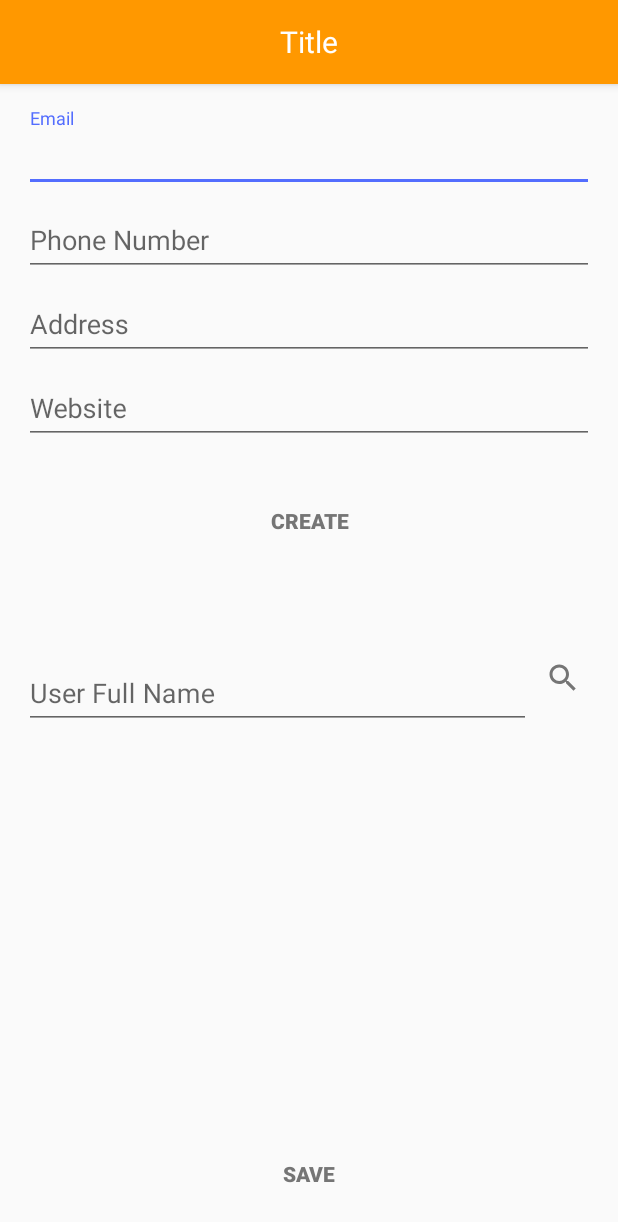
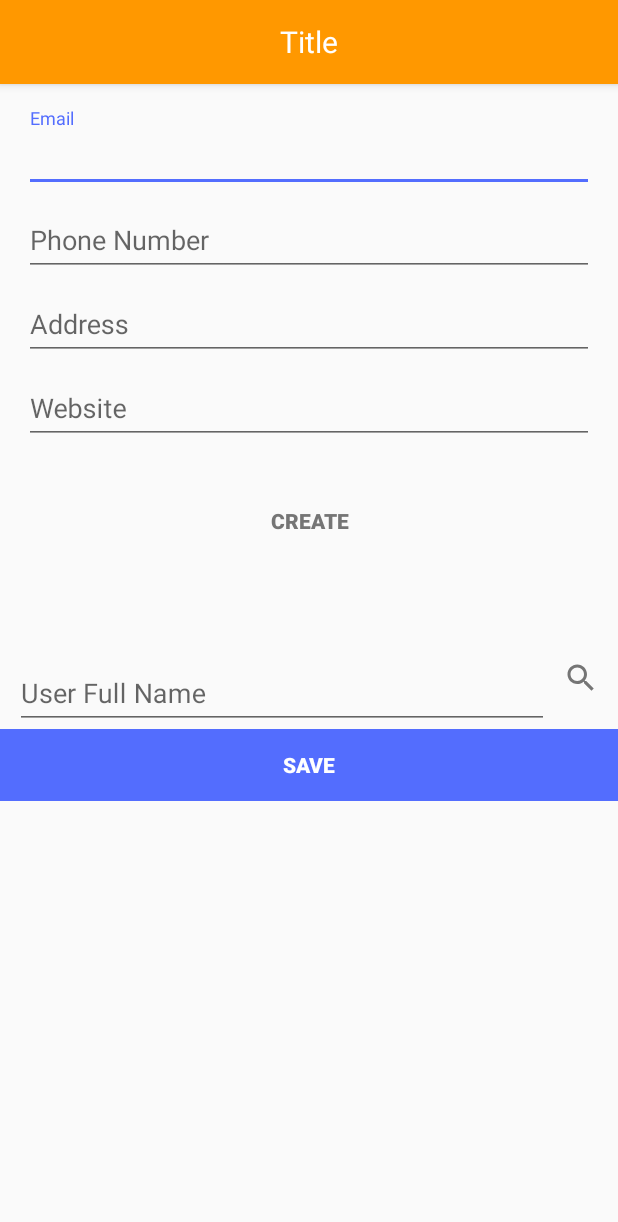
Before and after one commit to konstantinosraptis91/business-card-wallet, an Android app: the SearchBusinessCardFragment screen opened directly, with no data from a screen before it, on a phone screen of 412 x 824 dp. Shown: the top 1222 px of the screen. Run offline under Robolectric (Android 15) with nearby library versions, the phone set to English and light mode, and no system bars; libraries missing offline, so code that uses them is left out: io.realm; 4 statements that could not run were skipped.

```diff
--- a/app/src/main/java/gr/bcw/business_card_wallet/fragment/SearchBusinessCardFragment.java
+++ b/app/src/main/java/gr/bcw/business_card_wallet/fragment/SearchBusinessCardFragment.java
@@ -132,7 +132,6 @@ public class SearchBusinessCardFragment extends Fragment {
             focusView.requestFocus();
         } else {
             showProgress(true);
-
             searchTask = new SearchTask(firstName, lastName);
             searchTask.execute(new BusinessCardWebServiceImpl());
         }
@@ -211,6 +210,8 @@ public class SearchBusinessCardFragment extends Fragment {
 
             if (cards != null) {
 
+                cardAdapter.clear();
+
                 for (BusinessCard c : cards) {
                     cardAdapter.add(c);
                 }
--- a/app/src/main/res/layout/activity_business_card.xml
+++ b/app/src/main/res/layout/activity_business_card.xml
@@ -2,7 +2,8 @@
 <LinearLayout xmlns:android="http://schemas.android.com/apk/res/android"
     android:layout_width="match_parent"
     android:layout_height="match_parent"
-    android:orientation="vertical">
+    android:orientation="vertical"
+    >
 
     <fragment
         android:id="@+id/create_business_card_fragment_1"
--- a/app/src/main/res/layout/fragment_business_cards.xml
+++ b/app/src/main/res/layout/fragment_business_cards.xml
@@ -3,7 +3,8 @@
     android:id="@+id/fragment_business_cards"
     android:layout_width="match_parent"
     android:layout_height="match_parent"
-    android:orientation="vertical">
+    android:orientation="vertical"
+    >
 
     <!-- Sign Up progress -->
     <ProgressBar
@@ -74,7 +75,8 @@
             android:layout_height="wrap_content"
             android:layout_below="@+id/progress"
             android:divider="@null"
-            android:dividerHeight="0dp" />
+            android:dividerHeight="0dp"
+            />
 
     </android.support.v4.widget.SwipeRefreshLayout>
 
--- a/app/src/main/res/layout/fragment_search_business_card.xml
+++ b/app/src/main/res/layout/fragment_search_business_card.xml
@@ -1,12 +1,11 @@
 <?xml version="1.0" encoding="utf-8"?>
-<RelativeLayout xmlns:android="http://schemas.android.com/apk/res/android"
+<LinearLayout xmlns:android="http://schemas.android.com/apk/res/android"
     android:layout_width="match_parent"
     android:layout_height="match_parent"
     android:gravity="center_horizontal"
-    android:paddingBottom="@dimen/activity_vertical_margin"
-    android:paddingLeft="@dimen/activity_horizontal_margin"
-    android:paddingRight="@dimen/activity_horizontal_margin"
-    android:paddingTop="@dimen/activity_vertical_margin">
+    android:orientation="vertical"
+    android:paddingTop="@dimen/activity_vertical_margin"
+    android:weightSum="8">
 
     <ProgressBar
         android:id="@+id/progress"
@@ -14,25 +13,30 @@
         android:layout_width="wrap_content"
         android:layout_height="wrap_content"
         android:layout_marginBottom="8dp"
+        android:layout_weight="1"
         android:visibility="gone" />
 
     <LinearLayout
         android:id="@+id/search_business_card_wrapper"
         android:layout_width="match_parent"
         android:layout_height="wrap_content"
-        android:layout_alignBottom="@+id/progress"
-        android:orientation="vertical">
+        android:layout_weight="8"
+        android:orientation="vertical"
+        android:weightSum="6"
+        >
 
         <LinearLayout
             android:layout_width="match_parent"
             android:layout_height="wrap_content"
+            android:layout_marginEnd="10dp"
+            android:layout_marginStart="10dp"
             android:orientation="horizontal"
             android:weightSum="8">
 
             <android.support.design.widget.TextInputLayout
                 android:layout_width="match_parent"
                 android:layout_height="wrap_content"
-                android:layout_weight="7">
+                android:layout_weight="6">
 
                 <EditText
                     android:id="@+id/name_editText"
@@ -59,30 +63,30 @@
         <ListView
             android:id="@+id/businessCardsListView"
             android:layout_width="match_parent"
-            android:layout_height="wrap_content"
+            android:layout_height="match_parent"
             android:divider="@null"
-            android:dividerHeight="0dp" />
+            android:dividerHeight="0dp"
+            />
 
     </LinearLayout>
 
-    <RelativeLayout
+    <LinearLayout
         android:layout_width="match_parent"
         android:layout_height="wrap_content"
-        android:layout_alignParentBottom="true">
+        android:layout_weight="1"
+        >
 
         <Button
             android:id="@+id/button_action"
-            android:layout_width="wrap_content"
+            android:layout_width="match_parent"
             android:layout_height="wrap_content"
             android:layout_centerInParent="true"
-            android:background="@android:color/transparent"
+            android:background="@color/colorAccent"
             android:gravity="center"
-            android:paddingBottom="16dp"
-            android:paddingTop="16dp"
             android:text="@string/button_action_text"
-            android:textColor="@color/colorSecondaryText"
+            android:textColor="@color/colorWhite"
             android:textStyle="bold" />
 
-    </RelativeLayout>
+    </LinearLayout>
 
-</RelativeLayout>
+</LinearLayout>
```
Also changed, not shown: app/src/main/java/gr/bcw/business_card_wallet/adapter/BusinessCardAdapter.java (+27 -0 lines), app/src/main/res/layout/row_business_card.xml (+17 -5 lines).
